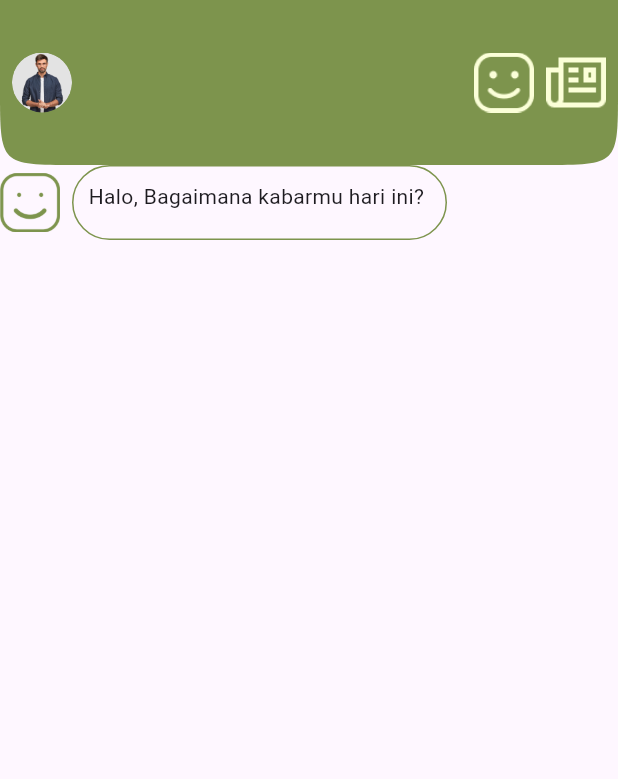
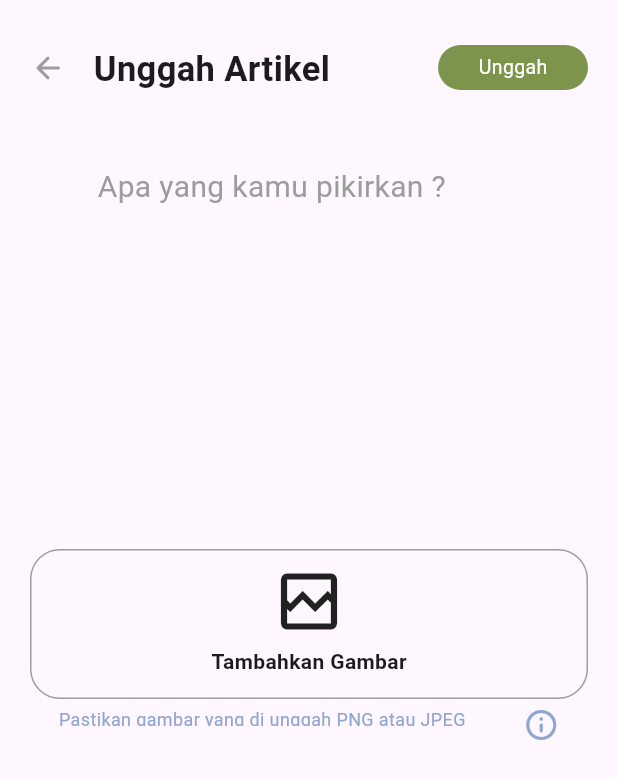
Before and after one commit to Raga-Git/temanBicara, a Flutter app: the screen it shows after launch, on a phone screen of 412 x 824 dp. Shown: the top 779 px of the screen. Run offline on Flutter 3.47's test engine with Material 3 defaults, Android fonts, the phone set to English and light mode, and no system bars; our stand-ins replace google_fonts; missing offline and left inert: dart:ffi.

Commit message:
13 commit

```diff
--- a/lib/main.dart
+++ b/lib/main.dart
@@ -16,6 +16,7 @@ import 'package:teman_bicara/screen/journalScreen.dart';
 import 'package:teman_bicara/screen/trackingPage01.dart';
 import 'package:teman_bicara/screen/trackingPage02.dart';
 import 'package:teman_bicara/screen/trackingPage03.dart';
+import 'package:teman_bicara/screen/unggahPost.dart';
 
 void main() {
   runApp(MyApp());
@@ -29,7 +30,7 @@ class MyApp extends StatelessWidget {
   Widget build(BuildContext context) {
     return MaterialApp(
       debugShowCheckedModeBanner: false,
-      home: ChatBotScreen02(),
+      home: UnggahJurnal(),
     );
   }
 }
--- a/lib/screen/chatBotScreen02.dart
+++ b/lib/screen/chatBotScreen02.dart
@@ -146,6 +146,7 @@ class _ChatBotScreenState extends State<ChatBotScreen02> {
                 ),
               ],
             ),
+
           ],
         ),
       ),
--- /dev/null
+++ b/lib/screen/unggahPost.dart
@@ -0,0 +1,173 @@
+import 'package:flutter/material.dart';
+
+class UnggahJurnal extends StatelessWidget {
+
+  Widget build(BuildContext context) {
+    return MaterialApp (
+      debugShowCheckedModeBanner: false,
+      home : Scaffold(
+        body: SafeArea(
+          child : Padding(
+            padding: EdgeInsets.symmetric(horizontal: 20),
+            child : Column (
+              children: [
+                 SizedBox(
+                      height:30 ,
+                    ),
+
+                   Container(
+                    width: double.infinity,
+                    height: 30,
+
+                    child : Row (
+                      mainAxisAlignment: MainAxisAlignment.spaceBetween,
+                      children: [
+                        Container(
+                          width: 200,
+                          height: 30,
+
+
+                          child : Row (
+                            mainAxisAlignment: MainAxisAlignment.spaceBetween,
+                              children: [
+                                Icon (Icons.arrow_back_rounded,
+                                  color: Colors.grey,
+                                ),
+                                Text("Unggah Artikel",
+                                  style : TextStyle(
+                                    fontSize: 23,
+                                    fontWeight: FontWeight.bold,
+                                  ),
+                                )
+                              ],
+
+                          ),
+                          ),
+
+                        Container(
+                          width: 100,
+                          height: 30,
+
+                          decoration: BoxDecoration(
+                            color : Color(0xFF7D944D),
+                            borderRadius: BorderRadius.circular(50),
+                          ),
+
+                          child : Center (
+                            child : Text(
+                              "Unggah",
+                              style: TextStyle(
+                                color: Color(0xFFFFFFFF),
+                                fontSize: 13,
+                              ),
+                            ),
+                          ),
+                        ),
+                      ],
+                    ),
+                   ),
+
+                    SizedBox(
+                        height:50 ,
+                      ),
+
+                    Container(
+                      width: double.infinity,
+                      height: 30,
+
+                      alignment: Alignment.centerLeft,
+                      child : Padding (
+                        padding : EdgeInsets.symmetric(horizontal: 45),
+                        child: Text("Apa yang kamu pikirkan ? ",
+                          style : TextStyle(
+                            color: Color(0xFF9C9C9C),
+                            fontSize : 20,
+                          ),
+                        ),
+                      ),
+                    ),
+
+                    SizedBox(
+                        height:226 ,
+                      ),
+
+                    Container(
+                      width: double.infinity,
+                      height: 100,
+                      decoration: BoxDecoration(
+                        border: Border.all(color: Colors.grey),
+                        borderRadius: BorderRadius.circular(20)
+                      ),
+
+                      child : Column (
+                        mainAxisAlignment: MainAxisAlignment.center,
+                        children: [
+                          Container(
+                            width: double.infinity,
+                            height: 50,
+
+                            child : Center (
+                              child : Icon(Icons.broken_image_outlined,
+                              size : 50),
+                            ),
+                          ),
+                          Container(
+                            width: double.infinity,
+                            height: 30,
+
+                            child : Center (
+                              child : Text("Tambahkan Gambar",
+                              style : TextStyle(
+                                fontWeight: FontWeight.bold,
+                                fontSize: 14,
+                              ),
+                              ),
+                            ),
+                          ),
+                        ],
+
+                      ),
+
+                    ),
+                     SizedBox(
+                        height:5 ,
+                      ),
+
+
+                    Container(
+                      width: double.infinity,
+                      height: 13,
+
+                      child : Row(
+                        mainAxisAlignment: MainAxisAlignment.spaceAround,
+                        children : [
+                          Text("Pastikan gambar yang di unggah PNG atau JPEG",
+                            style: TextStyle(
+                              fontSize: 12,
+                              color: Color(0xFF90A5D1),
+                            ),
+                          ),
+
+                          Icon(Icons.info_outline_rounded,
+                            color :  Color(0xFF90A5D1),
+                          ),
+                        ],
+                      ),
+                    ),
+
+
+
+
+                  ],
+
+
+
+                ),
+
+            ),
+          ),
+        ),
+      );
+
+    }
+}
```
Lines whose indentation alone changed are shown as unchanged.
